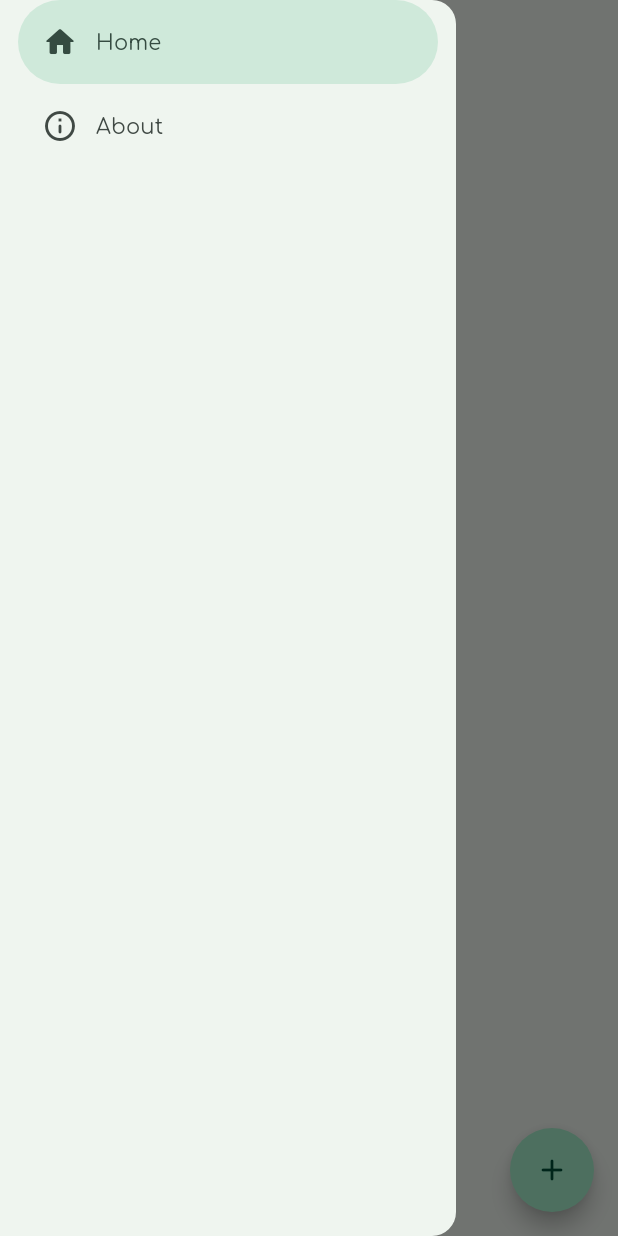
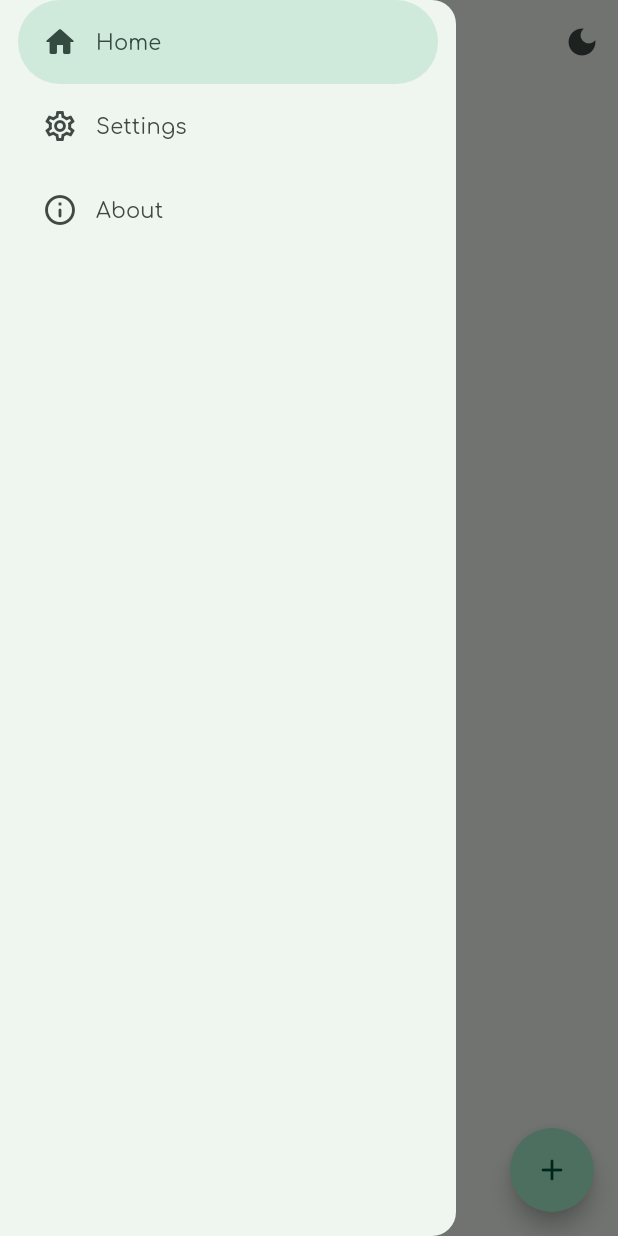
Before and after one commit to taaaf11/flashcards-flutter, a Flutter app: the screen it shows after launch, with the side drawer open, on a phone screen of 412 x 824 dp. Run offline on Flutter 3.47's test engine with Material 3 defaults, Android fonts, the phone set to English and light mode, and no system bars; our stand-ins replace adaptive_theme, hive, hive_flutter; accounts and stored records are empty.

```diff
--- a/lib/main.dart
+++ b/lib/main.dart
@@ -1,7 +1,9 @@
+import 'package:flashcards/pages/settings_page.dart';
 import 'package:flutter/material.dart';
 import 'package:flutter/foundation.dart';
 import 'package:hive_flutter/adapters.dart';
 import 'package:provider/provider.dart';
+import 'package:adaptive_theme/adaptive_theme.dart';
 
 import 'package:flashcards/flashcard_repository/flashcard_repository.dart';
 import 'package:flashcards/components/add_flashcard_dialog.dart';
@@ -41,17 +43,30 @@ class MyApp extends StatelessWidget {
         ),
         ChangeNotifierProvider(create: (_) => FlashCardTypeNotifier()),
       ],
-      child: MaterialApp(
-        title: 'FlashCards',
-        theme: ThemeData(
+      child: AdaptiveTheme(
+        light: ThemeData(
           colorScheme: ColorScheme.fromSeed(
             seedColor: kPrimaryColor,
-            // brightness: Brightness.dark,
+            brightness: Brightness.light,
           ),
           fontFamily: 'Comfortaa',
           useMaterial3: true,
         ),
-        home: const MyHomePage(title: 'Flashcards'),
+        dark: ThemeData(
+          colorScheme: ColorScheme.fromSeed(
+            seedColor: kPrimaryColor,
+            brightness: Brightness.dark,
+          ),
+          fontFamily: 'Comfortaa',
+          useMaterial3: true,
+        ),
+        initial: AdaptiveThemeMode.light,
+        builder: (theme, darkTheme) => MaterialApp(
+          title: 'FlashCards',
+          theme: theme,
+          darkTheme: darkTheme,
+          home: const MyHomePage(title: 'Flashcards'),
+        ),
       ),
     );
   }
@@ -131,13 +146,28 @@ class _MyHomePageState extends State<MyHomePage> {
 
   @override
   Widget build(BuildContext context) {
+    AdaptiveThemeMode currentThemeMode = AdaptiveTheme.of(context).mode;
+
     return Scaffold(
       appBar: AppBar(
         title: Text(widget.title),
+        actions: [
+          IconButton(
+            icon: Icon(
+              currentThemeMode == AdaptiveThemeMode.light
+                  ? Icons.dark_mode
+                  : Icons.light_mode,
+            ),
+            onPressed: () => currentThemeMode == AdaptiveThemeMode.light
+                ? AdaptiveTheme.of(context).setDark()
+                : AdaptiveTheme.of(context).setLight(),
+          )
+        ],
       ),
       body: switch (_currentPage) {
         0 => const FlashCardsPage(),
-        1 => const AboutPage(),
+        1 => const SettingsPage(),
+        2 => const AboutPage(),
         _ => null
       },
       drawer: NavigationDrawer(
@@ -159,6 +189,11 @@ class _MyHomePageState extends State<MyHomePage> {
             selectedIcon: Icon(Icons.home_rounded),
           ),
           NavigationDrawerDestination(
+            icon: Icon(Icons.settings_outlined),
+            label: Text('Settings'),
+            selectedIcon: Icon(Icons.settings_rounded),
+          ),
+          NavigationDrawerDestination(
             icon: Icon(Icons.info_outline_rounded),
             label: Text('About'),
             selectedIcon: Icon(Icons.info_rounded),
```
Also changed, not shown: lib/pages/settings_page.dart (added, +47 -0 lines).
